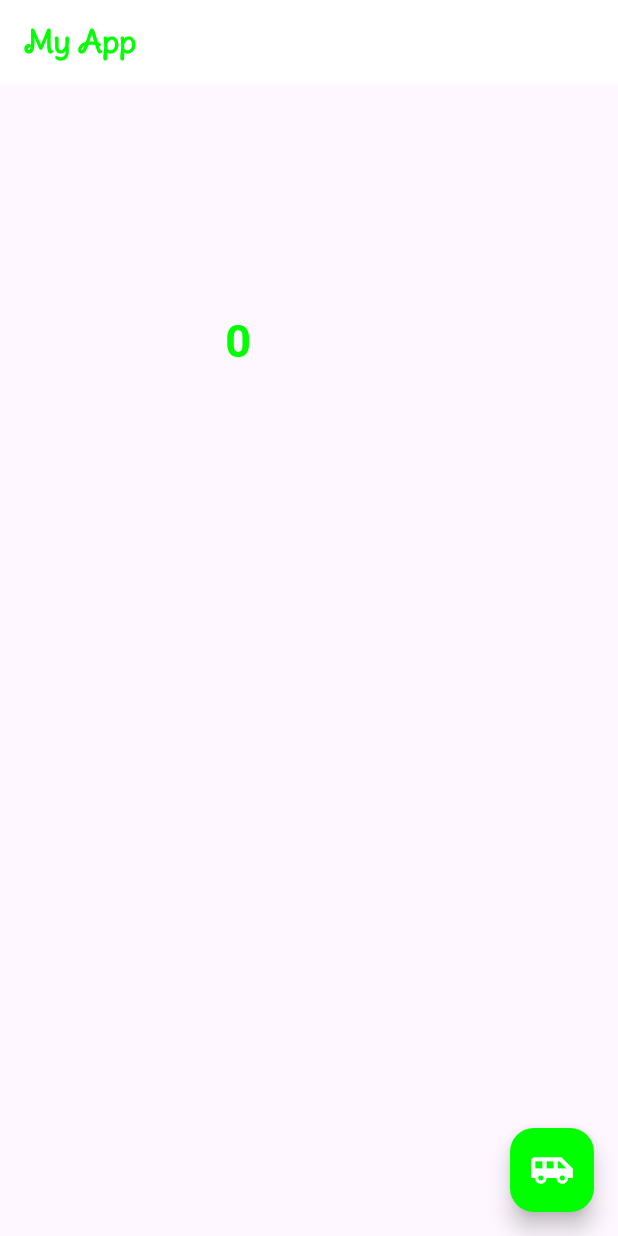
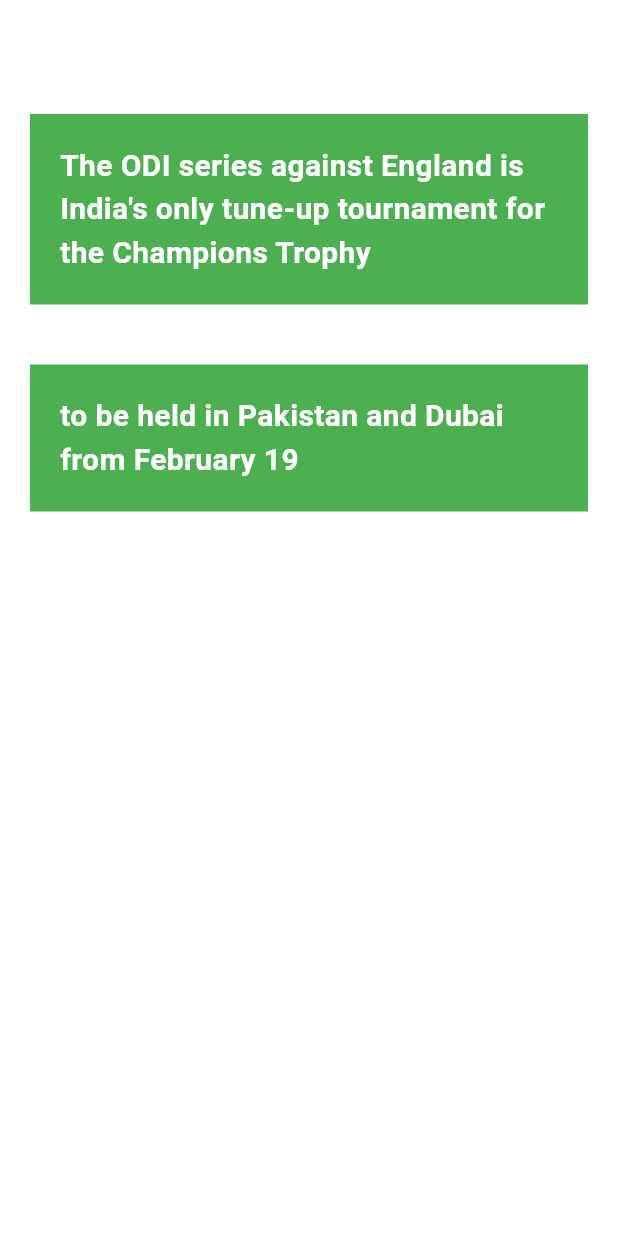
Before and after one commit to Samip-Nepal/Flutter_learning, a Flutter app: the screen it shows after launch, on a phone screen of 412 x 824 dp. Run offline on Flutter 3.47's test engine with Material 3 defaults, Android fonts, the phone set to English and light mode, and no system bars.

Commit message:
Mapping in the flutter with container

```diff
--- a/my_first_app/lib/main.dart
+++ b/my_first_app/lib/main.dart
@@ -14,12 +14,39 @@ class Myhome extends StatefulWidget {
 }
 
 class _MyhomeState extends State<Myhome> {
-  int count = 0;
+  List<String> information = [
+    "The ODI series against England is India's only tune-up tournament for the Champions Trophy",
+    "to be held in Pakistan and Dubai from February 19"
+  ];
+  // int count = 0;
   @override
   Widget build(BuildContext context) {
     return Scaffold(
-      appBar: AppBar(
-        backgroundColor: Colors.white,
+        backgroundColor: Colors.white70,
+        appBar: AppBar(
+          backgroundColor: Colors.white70,
+        ),
+        body: Column(
+          children: information.map((data) {
+            return Container(
+              margin: EdgeInsets.all(20),
+              padding: EdgeInsets.all(20),
+              color: Colors.green,
+              child: Text(
+                data,
+                style: TextStyle(
+                  fontSize: 20,
+                  color: Colors.white,
+                  fontWeight: FontWeight.bold,
+                ),
+              ),
+            );
+          }).toList(),
+        ));
+  }
+}
+
+      /*   backgroundColor: Colors.white,
         title: Text(
           "My App",
           style: TextStyle(
@@ -59,7 +86,7 @@ class _MyhomeState extends State<Myhome> {
     );
   }
 }
-
+ */
       /* Row(
         mainAxisAlignment: MainAxisAlignment.center,
         children: [
```
